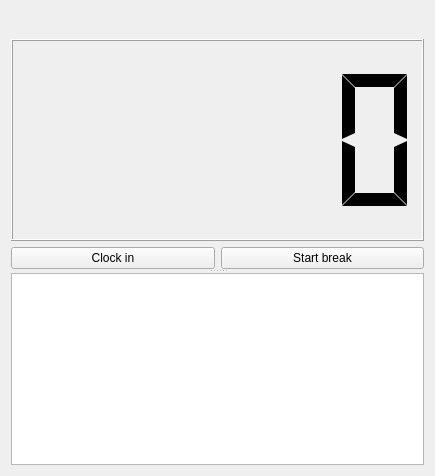
Qt form src/mainDialog.ui (amartin755/stechuhr) before a commit.
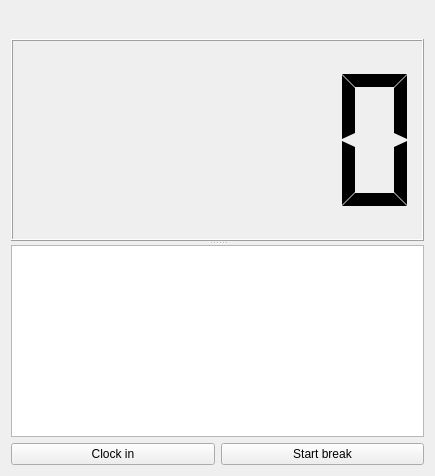
The same form after that commit. Icons and pictures are not drawn.

Patch:
```diff
--- a/src/mainDialog.ui
+++ b/src/mainDialog.ui
@@ -169,7 +169,7 @@
         <height>100</height>
        </size>
       </property>
-      <layout class="QVBoxLayout" name="verticalLayout" stretch="0,0">
+      <layout class="QVBoxLayout" name="verticalLayout" stretch="0">
        <property name="leftMargin">
         <number>0</number>
        </property>
@@ -198,44 +198,6 @@
          </property>
         </widget>
        </item>
-       <item>
-        <layout class="QHBoxLayout" name="horizontalLayout_2">
-         <item>
-          <widget class="QPushButton" name="btnClockInOut">
-           <property name="text">
-            <string>Clock in</string>
-           </property>
-           <property name="icon">
-            <iconset resource="stechuhr.qrc">
-             <normaloff>:/icon_clock_in</normaloff>:/icon_clock_in</iconset>
-           </property>
-           <property name="iconSize">
-            <size>
-             <width>48</width>
-             <height>48</height>
-            </size>
-           </property>
-          </widget>
-         </item>
-         <item>
-          <widget class="QPushButton" name="btnBreak">
-           <property name="text">
-            <string>Start break</string>
-           </property>
-           <property name="icon">
-            <iconset resource="stechuhr.qrc">
-             <normaloff>:/icon_break_start</normaloff>:/icon_break_start</iconset>
-           </property>
-           <property name="iconSize">
-            <size>
-             <width>48</width>
-             <height>48</height>
-            </size>
-           </property>
-          </widget>
-         </item>
-        </layout>
-       </item>
       </layout>
      </widget>
      <widget class="QTreeWidget" name="treeWidget">
@@ -263,6 +225,47 @@
      </widget>
     </widget>
    </item>
+   <item row="2" column="0">
+    <layout class="QHBoxLayout" name="horizontalLayout_3">
+     <item>
+      <widget class="QPushButton" name="btnClockInOut">
+       <property name="text">
+        <string>Clock in</string>
+       </property>
+       <property name="icon">
+        <iconset resource="stechuhr.qrc">
+         <normaloff>:/icon_clock_in</normaloff>:/icon_clock_in</iconset>
+       </property>
+       <property name="iconSize">
+        <size>
+         <width>48</width>
+         <height>48</height>
+        </size>
+       </property>
+      </widget>
+     </item>
+     <item>
+      <widget class="QPushButton" name="btnBreak">
+       <property name="text">
+        <string>Start break</string>
+       </property>
+       <property name="icon">
+        <iconset resource="stechuhr.qrc">
+         <normaloff>:/icon_break_start</normaloff>:/icon_break_start</iconset>
+       </property>
+       <property name="iconSize">
+        <size>
+         <width>48</width>
+         <height>48</height>
+        </size>
+       </property>
+      </widget>
+     </item>
+    </layout>
+   </item>
+   <item row="2" column="1">
+    <layout class="QHBoxLayout" name="horizontalLayout_2"/>
+   </item>
   </layout>
  </widget>
  <resources>
```
Left out of the diff: 16 changed lines with no effect on the pictures.
